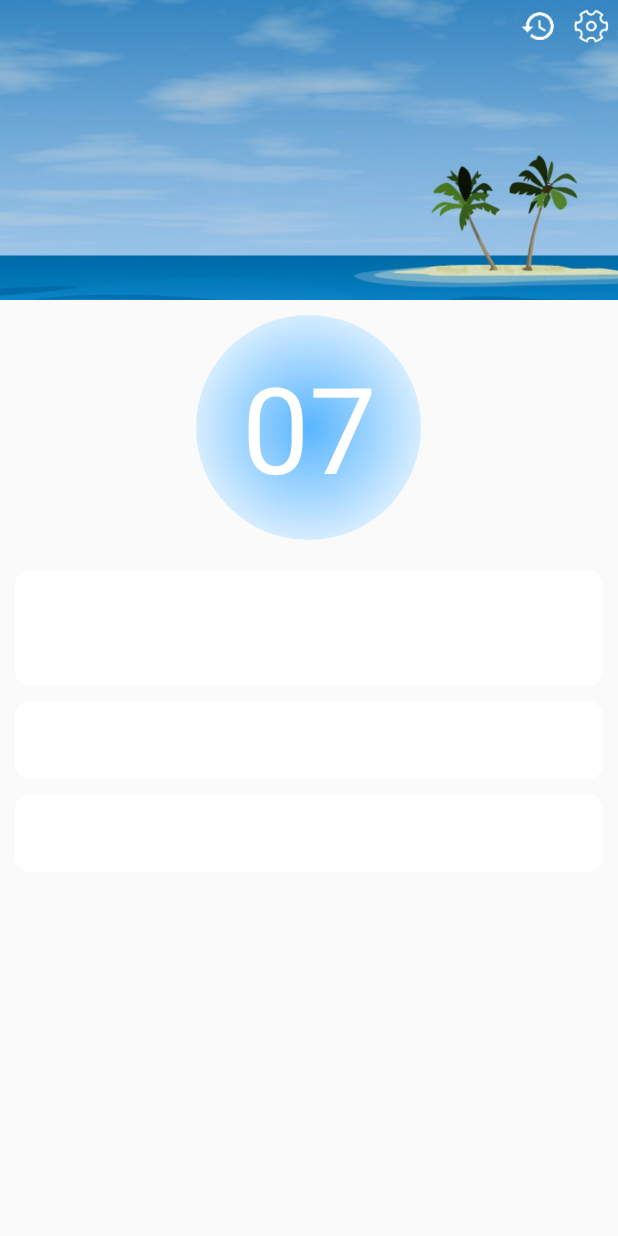
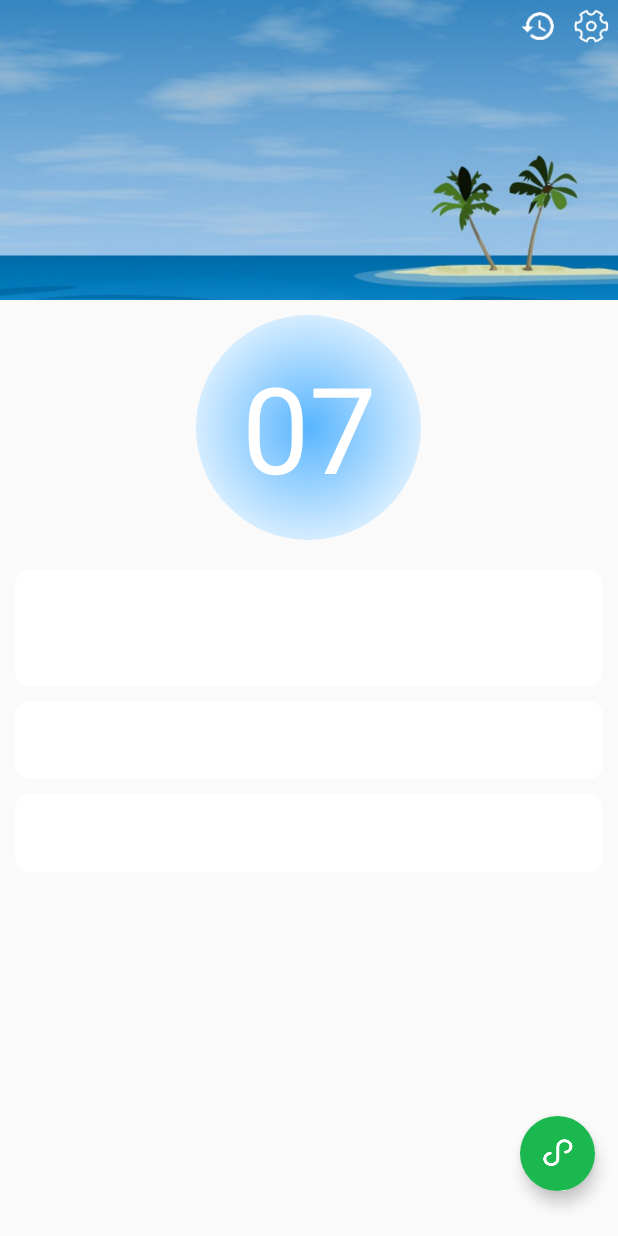
Before and after one commit to lavalike/NotOnlyCalendar, an Android app: the screen it shows after launch (MainActivity), on a phone screen of 412 x 824 dp. Run offline under Robolectric (Android 15) with nearby library versions, the phone set to English and light mode, and no system bars; our stand-ins replace ButterKnife; libraries missing offline, so code that uses them is left out: com.dimeno.network, com.dimeno.permission, com.pgyersdk.update, com.tencent.bugly, com.umeng.analytics and 2 more; pictures from the network do not load; 16 statements that could not run were skipped.

Commit message:
添加首页小程序按钮

```diff
--- a/app/build.gradle
+++ b/app/build.gradle
@@ -5,7 +5,7 @@ android {
     compileSdkVersion 28
     defaultConfig {
         applicationId "com.notonly.calendar"
-        minSdkVersion 19
+        minSdkVersion 21
         targetSdkVersion 28
         versionCode appVersionCode
         versionName appVersionName
--- a/app/src/main/java/com/notonly/calendar/user_interface/view/MainActivity.java
+++ b/app/src/main/java/com/notonly/calendar/user_interface/view/MainActivity.java
@@ -21,6 +21,7 @@ import com.notonly.calendar.network.task.CalendarTask;
 import com.notonly.calendar.network.task.SloganTask;
 import com.notonly.calendar.util.DateUtil;
 import com.notonly.calendar.util.T;
+import com.notonly.calendar.util.WxUtils;
 
 import butterknife.BindView;
 import butterknife.ButterKnife;
@@ -192,4 +193,8 @@ public class MainActivity extends BaseActivity {
                 break;
         }
     }
+
+    public void openMiniProgram(View view) {
+        WxUtils.openMiniProgram(this);
+    }
 }
--- /dev/null
+++ b/app/src/main/res/drawable/btn_mini_program.xml
@@ -0,0 +1,5 @@
+<?xml version="1.0" encoding="utf-8"?>
+<shape xmlns:android="http://schemas.android.com/apk/res/android"
+    android:shape="oval">
+    <solid android:color="@color/color_weixin" />
+</shape>
--- a/app/src/main/res/layout/activity_main.xml
+++ b/app/src/main/res/layout/activity_main.xml
@@ -70,7 +70,8 @@
                 <LinearLayout
                     android:layout_width="match_parent"
                     android:layout_height="wrap_content"
-                    android:orientation="vertical">
+                    android:orientation="vertical"
+                    android:paddingBottom="100dp">
                     <!--动画-->
                     <FrameLayout
                         android:layout_width="match_parent"
@@ -196,4 +197,17 @@
             app:layout_constraintTop_toTopOf="parent" />
 
     </androidx.constraintlayout.widget.ConstraintLayout>
+
+    <!--小程序-->
+    <com.google.android.material.floatingactionbutton.FloatingActionButton
+        android:layout_width="50dp"
+        android:layout_height="50dp"
+        android:layout_gravity="bottom|end"
+        android:layout_marginEnd="15dp"
+        android:layout_marginBottom="30dp"
+        android:backgroundTint="@color/color_weixin"
+        android:onClick="openMiniProgram"
+        android:src="@mipmap/ic_mini_program"
+        app:borderWidth="0dp"
+        app:fabCustomSize="50dp" />
 </FrameLayout>
--- a/app/version.gradle
+++ b/app/version.gradle
@@ -1,4 +1,4 @@
 ext {
-    appVersionCode = 200
-    appVersionName = "2.0.0"
+    appVersionCode = 210
+    appVersionName = "2.1.0"
 }
```
Also changed, not shown: app/src/main/java/com/notonly/calendar/user_interface/view/AboutActivity.java (+2 -14 lines), app/src/main/java/com/notonly/calendar/util/WxUtils.java (added, +32 -0 lines), app/src/main/res/mipmap-xxhdpi/ic_mini_program.png (added).
